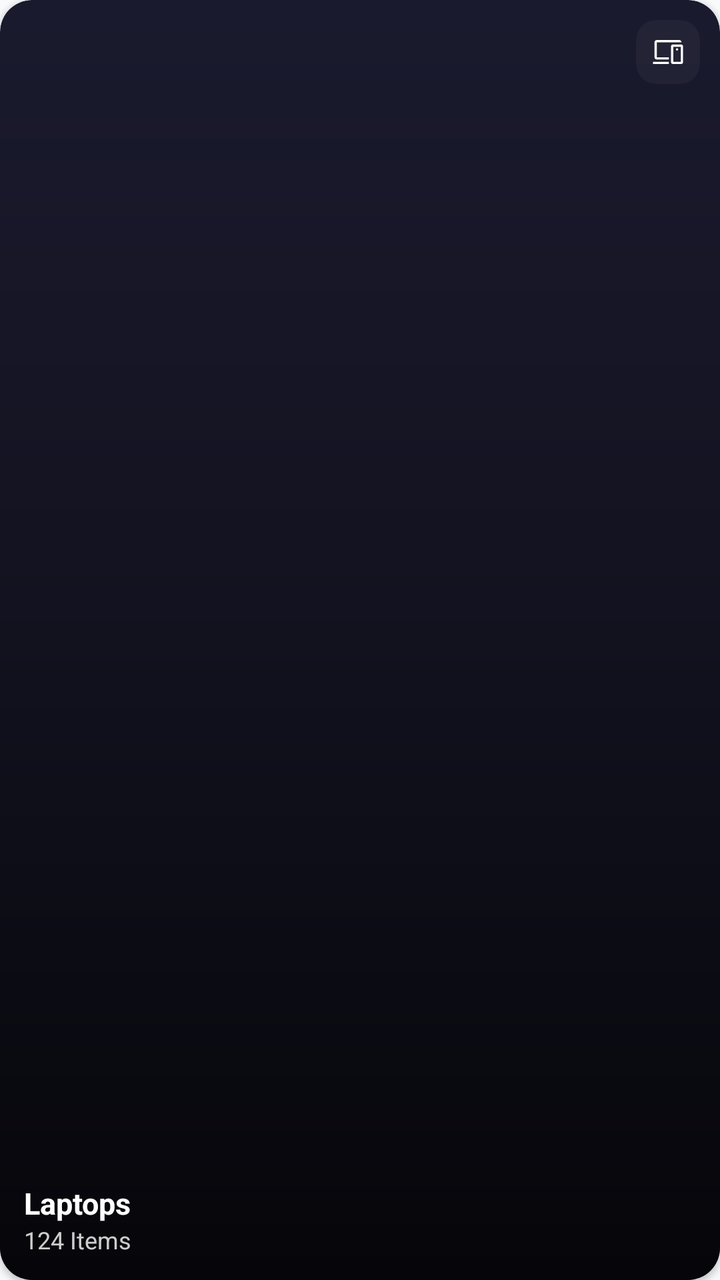
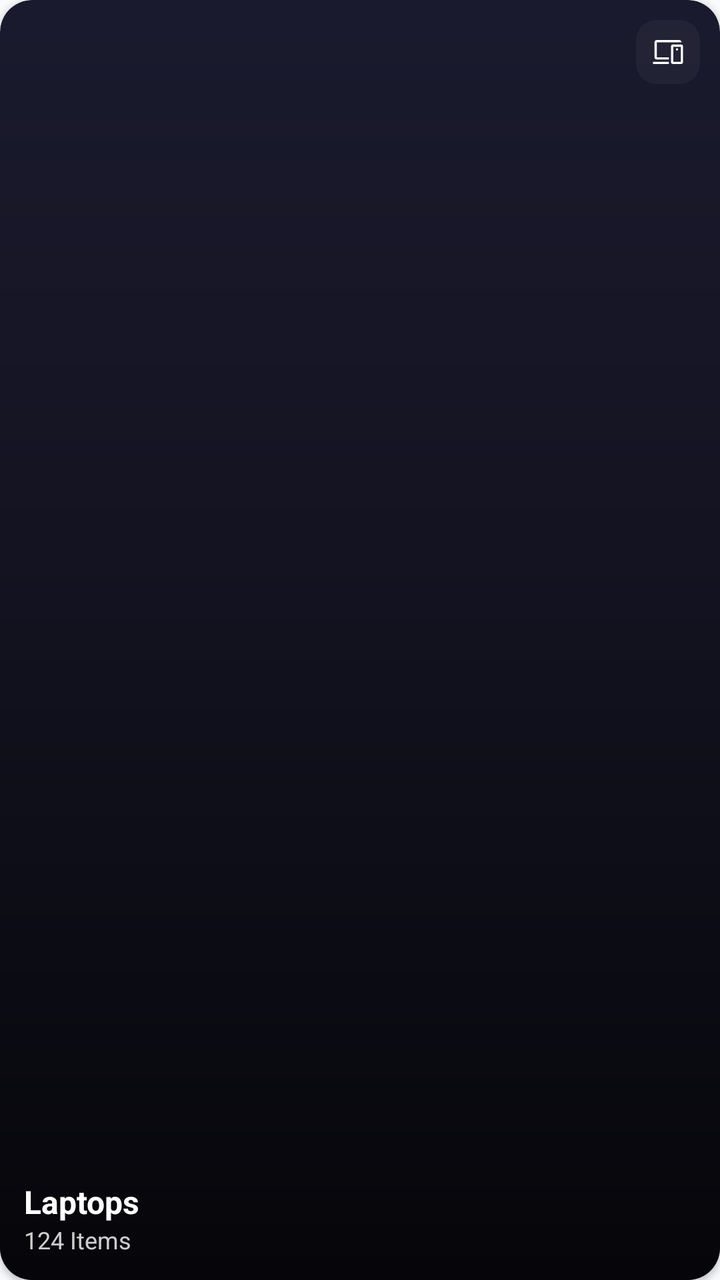

Screens rendered from an Android XML layout before and after an edit, with the pre-edit source and the edit as a unified diff.
<!-- AndroidManifest.xml: application theme Theme.BeckieDealApp -->
<!-- res/layout/item_category_grid.xml -->
<?xml version="1.0" encoding="utf-8"?>
<com.google.android.material.card.MaterialCardView xmlns:android="http://schemas.android.com/apk/res/android"
    xmlns:app="http://schemas.android.com/apk/res-auto"
    android:layout_width="0dp"
    android:layout_height="@dimen/category_card_height"
    android:layout_columnWeight="1"
    android:layout_margin="6dp"
    app:cardCornerRadius="16dp"
    app:cardElevation="2dp"
    app:strokeWidth="0dp"
    app:cardBackgroundColor="#1A1A2E">

    
    <ImageView
        android:id="@+id/categoryBgImage"
        android:layout_width="match_parent"
        android:layout_height="match_parent"
        android:scaleType="centerCrop" />

    
    <View
        android:layout_width="match_parent"
        android:layout_height="match_parent"
        android:background="@drawable/category_card_gradient" />

    
    <TextView
        android:id="@+id/hotBadge"
        android:layout_width="wrap_content"
        android:layout_height="wrap_content"
        android:layout_gravity="top|start"
        android:layout_margin="10dp"
        android:background="@drawable/badge_pill"
        android:backgroundTint="@color/primary"
        android:paddingHorizontal="8dp"
        android:paddingVertical="3dp"
        android:text="HOT"
        android:textColor="@color/white_fixed"
        android:textSize="9sp"
        android:textStyle="bold"
        android:visibility="gone" />

    
    <com.google.android.material.card.MaterialCardView
        android:layout_width="32dp"
        android:layout_height="32dp"
        android:layout_gravity="top|end"
        android:layout_margin="10dp"
        app:cardCornerRadius="10dp"
        app:cardElevation="0dp"
        app:cardBackgroundColor="#33FFFFFF"
        app:strokeWidth="0dp">
        <ImageView
            android:id="@+id/categorySmallIcon"
            android:layout_width="18dp"
            android:layout_height="18dp"
            android:layout_gravity="center"
            android:src="@drawable/devices_24"
            app:tint="@android:color/white" />
    </com.google.android.material.card.MaterialCardView>

    
    <LinearLayout
        android:layout_width="match_parent"
        android:layout_height="wrap_content"
        android:layout_gravity="bottom"
        android:orientation="vertical"
        android:paddingStart="12dp"
        android:paddingEnd="12dp"
        android:paddingBottom="12dp">

        <TextView
            android:id="@+id/categoryTitle"
            android:layout_width="wrap_content"
            android:layout_height="wrap_content"
            android:text="Laptops"
            android:textColor="@android:color/white"
            android:textSize="15sp"
            android:textStyle="bold" />

        <TextView
            android:id="@+id/categoryItemsCount"
            android:layout_width="wrap_content"
            android:layout_height="wrap_content"
            android:text="124 Items"
            android:textColor="#CCFFFFFF"
            android:textSize="12sp" />

    </LinearLayout>

</com.google.android.material.card.MaterialCardView>
<!-- resources referenced by this layout -->
<resources>
  <color name="primary">#F97316</color>
  <color name="white_fixed">#FFFFFF</color>
  <dimen name="category_card_height">150dp</dimen>
  <!-- drawable badge_pill (drawable) -->
  <?xml version="1.0" encoding="utf-8"?>
  <shape xmlns:android="http://schemas.android.com/apk/res/android">
      <solid android:color="#33FFFFFF" />
      <corners android:radius="4dp" />
  </shape>
  <!-- drawable category_card_gradient (drawable) -->
  <?xml version="1.0" encoding="utf-8"?>
  <shape xmlns:android="http://schemas.android.com/apk/res/android">
      <gradient
          android:type="linear"
          android:angle="270"
          android:startColor="#00000000"
          android:centerColor="#55000000"
          android:endColor="#CC000000" />
  </shape>
  <!-- drawable devices_24 (drawable) -->
  <vector xmlns:android="http://schemas.android.com/apk/res/android"
      android:width="48dp"
      android:height="48dp"
      android:viewportWidth="960"
      android:viewportHeight="960">
      
      <group android:translateY="960">
          <path
              android:fillColor="#F97316"
              android:pathData="M501-540ZM80-160v-60h421v60H80Zm100-120q-24,0 -42,-18t-18,-42v-400q0,-24 18,-42t42,-18h600q24,0 42,18t18,42H180v400h321v60H180Zm640,60v-400H621v400h199Zm-214,60q-18,0 -31.5,-13.5T561,-205v-430q0,-18 13.5,-31.5T606,-680h229q18,0 31.5,13.5T880,-635v430q0,18 -13.5,31.5T835,-160H606Zm115,-360q12,0 21,-9t9,-21q0,-12 -9,-21t-21.48,-9Q709,-580 700,-571t-9,21.48q0,11.52 9,20.52t21,9Zm0,100Z" />
      </group>
  </vector>
  <style name="Theme.BeckieDealApp" parent="Base.Theme.BeckieDealApp" />
  <style name="Base.Theme.BeckieDealApp" parent="Theme.Material3.DayNight.NoActionBar">
          <item name="colorPrimary">@color/primary</item>
          <item name="colorOnPrimary">@color/on_primary</item>
          <item name="colorPrimaryContainer">@color/primary_container</item>
          <item name="colorOnPrimaryContainer">@color/on_primary_container</item>
          <item name="android:windowBackground">@color/background</item>
          <item name="colorSurface">@color/surface</item>
          <item name="colorOnSurface">@color/on_surface</item>
          
          <item name="bottomNavigationStyle">@style/Widget.App.BottomNavigationView</item>
      </style>
  <color name="on_primary">#FFFFFF</color>
  <color name="primary_container">#F97316</color>
  <color name="on_primary_container">#582200</color>
  <color name="background">#F8FAFC</color>
  <color name="surface">#FFFFFF</color>
  <color name="on_surface">#251913</color>
  <style name="Widget.App.BottomNavigationView" parent="Widget.Material3.BottomNavigationView">
          <item name="itemIconSize">26dp</item>
          <item name="itemIconTint">@color/bottom_nav_color</item>
          <item name="itemTextColor">@color/bottom_nav_color</item>
          
          <item name="android:background">@null</item>
          <item name="backgroundTint">@null</item>
          <item name="labelVisibilityMode">unlabeled</item>
          <item name="itemActiveIndicatorStyle">@style/Widget.App.BottomNav.ActiveIndicator</item>
      </style>
  <style name="Widget.App.BottomNav.ActiveIndicator" parent="Widget.Material3.BottomNavigationView.ActiveIndicator">
          <item name="android:color">@color/nav_indicator_fill</item>
          <item name="android:width">52dp</item>
          <item name="android:height">40dp</item>
          <item name="shapeAppearance">@style/ShapeAppearance.App.BottomNav.ActiveIndicator</item>
      </style>
  <color name="nav_indicator_fill">#FFF1EB</color>
  <style name="ShapeAppearance.App.BottomNav.ActiveIndicator" parent="">
          <item name="cornerFamily">rounded</item>
          <item name="cornerSize">50%</item>
      </style>
</resources>

<!-- the commit's change to res/layout/item_category_grid.xml (unified diff, before → after) -->
@@ -1,4 +1,4 @@
-<?xml version="1.0" encoding="utf-8"?>
+﻿<?xml version="1.0" encoding="utf-8"?>
 <com.google.android.material.card.MaterialCardView xmlns:android="http://schemas.android.com/apk/res/android"
     xmlns:app="http://schemas.android.com/apk/res-auto"
     android:layout_width="0dp"
@@ -36,7 +36,7 @@
         android:paddingVertical="3dp"
         android:text="HOT"
         android:textColor="@color/white_fixed"
-        android:textSize="9sp"
+        android:textSize="@dimen/text_size_badge"
         android:textStyle="bold"
         android:visibility="gone" />
 
@@ -75,7 +75,7 @@
             android:layout_height="wrap_content"
             android:text="Laptops"
             android:textColor="@android:color/white"
-            android:textSize="15sp"
+            android:textSize="@dimen/text_size_body_large"
             android:textStyle="bold" />
 
         <TextView
@@ -84,7 +84,7 @@
             android:layout_height="wrap_content"
             android:text="124 Items"
             android:textColor="#CCFFFFFF"
-            android:textSize="12sp" />
+            android:textSize="@dimen/text_size_caption" />
 
     </LinearLayout>
 
<!-- resource entries referenced after the edit -->
@@ -3,6 +3,9 @@
   <color name="primary">#F97316</color>
   <color name="white_fixed">#FFFFFF</color>
   <dimen name="category_card_height">150dp</dimen>
+  <dimen name="text_size_badge">9sp</dimen>
+  <dimen name="text_size_body_large">15sp</dimen>
+  <dimen name="text_size_caption">11sp</dimen>
   <!-- drawable badge_pill (drawable) -->
   <?xml version="1.0" encoding="utf-8"?>
   <shape xmlns:android="http://schemas.android.com/apk/res/android">
